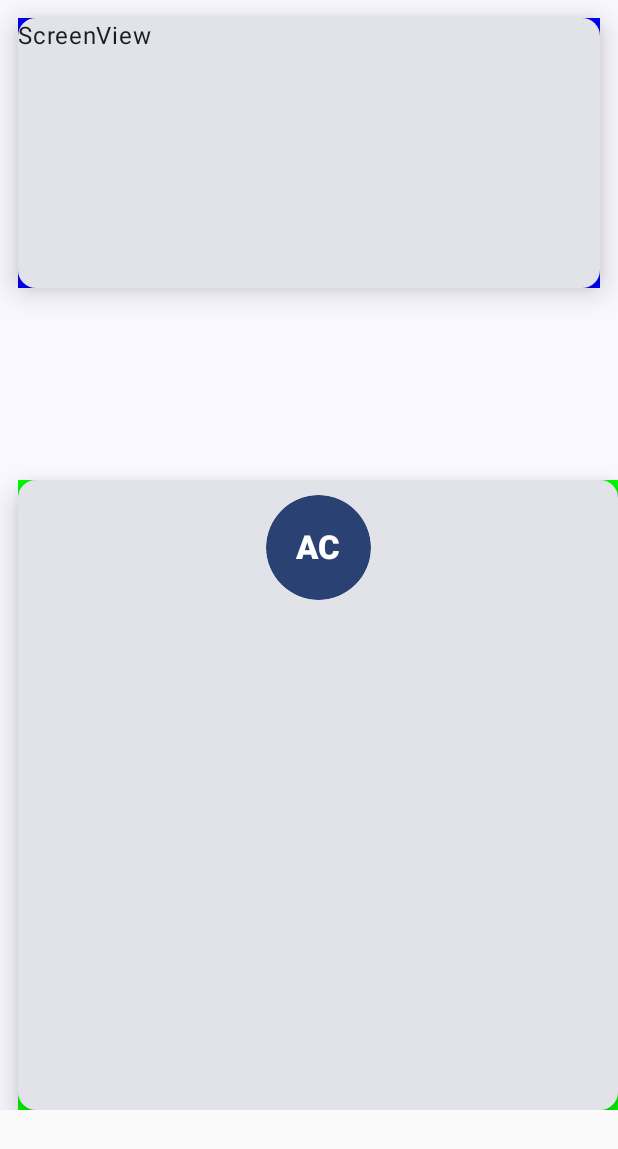
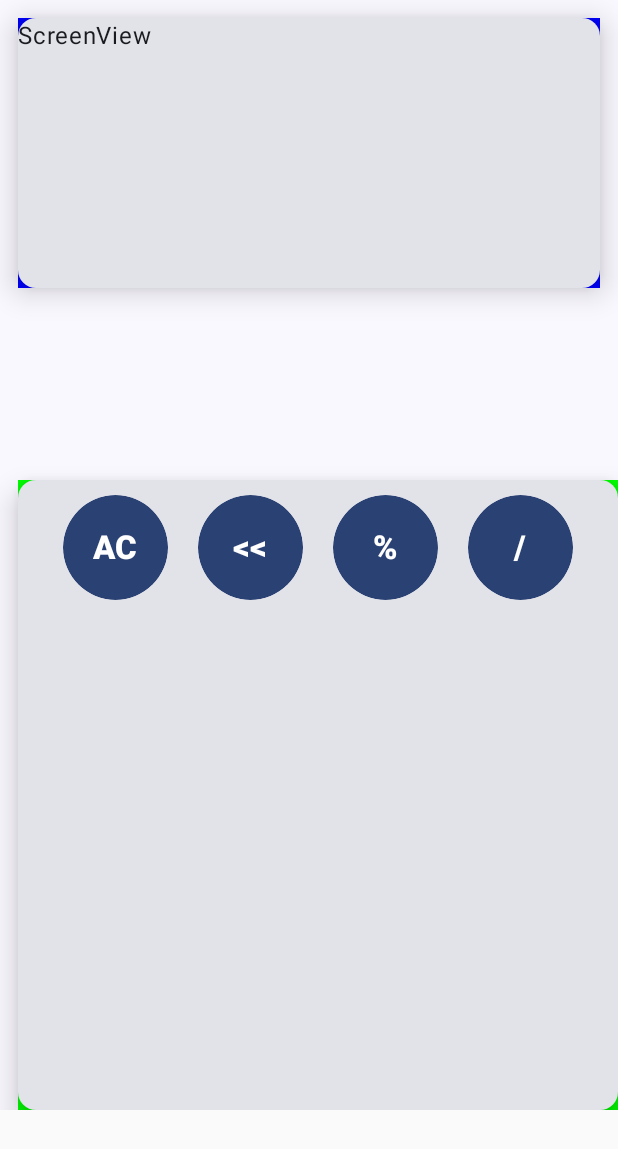
Before and after one commit to gnsgns6/CalcNow, an Android app built with Jetpack Compose: the screen it shows after launch (MainActivity), on a phone screen of 412 x 824 dp. Shown: the top 1149 px of the screen. Run offline under Robolectric (Android 15) with nearby library versions, the phone set to English and light mode, and no system bars.

Commit message:
Buttons file created

```diff
--- a/app/src/main/java/com/geniusback/calcnow/ui/theme/Buttons.kt
+++ b/app/src/main/java/com/geniusback/calcnow/ui/theme/Buttons.kt
@@ -33,7 +33,10 @@ fun ScreenView() {
     )
     { Text(text = "ScreenView") }
 }
+@Composable
+fun KeyBindings(){
 
+}
 @Composable
 fun KeyView() {
     Card(
@@ -65,6 +68,48 @@ fun KeyView() {
                         softWrap = false
                     )
                 }
+                Button(
+                    onClick = { /*TODO*/ },
+                    contentPadding = PaddingValues(0.dp),
+                    modifier = Modifier
+                        .padding(10.dp)
+                        .size(70.dp)
+                        .clip(CircleShape)
+                )
+                {
+                    Text(
+                        text = "<<", fontSize = 22.sp, fontWeight = FontWeight.ExtraBold,
+                        softWrap = false
+                    )
+                }
+                Button(
+                    onClick = { /*TODO*/ },
+                    contentPadding = PaddingValues(0.dp),
+                    modifier = Modifier
+                        .padding(10.dp)
+                        .size(70.dp)
+                        .clip(CircleShape)
+                )
+                {
+                    Text(
+                        text = "%", fontSize = 22.sp, fontWeight = FontWeight.ExtraBold,
+                        softWrap = false
+                    )
+                }
+                Button(
+                    onClick = { /*TODO*/ },
+                    contentPadding = PaddingValues(0.dp),
+                    modifier = Modifier
+                        .padding(10.dp)
+                        .size(70.dp)
+                        .clip(CircleShape)
+                )
+                {
+                    Text(
+                        text = "/", fontSize = 22.sp, fontWeight = FontWeight.ExtraBold,
+                        softWrap = false
+                    )
+                }
 
             }
         }
```
